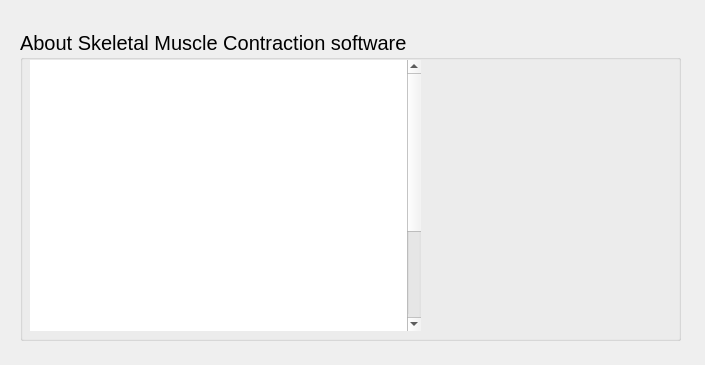
This is rsc/ui/about.ui in KarinaKarenik/Skeletal-Muscle-Contraction-Lab as Qt 5 draws it before an edit. The edited form follows.
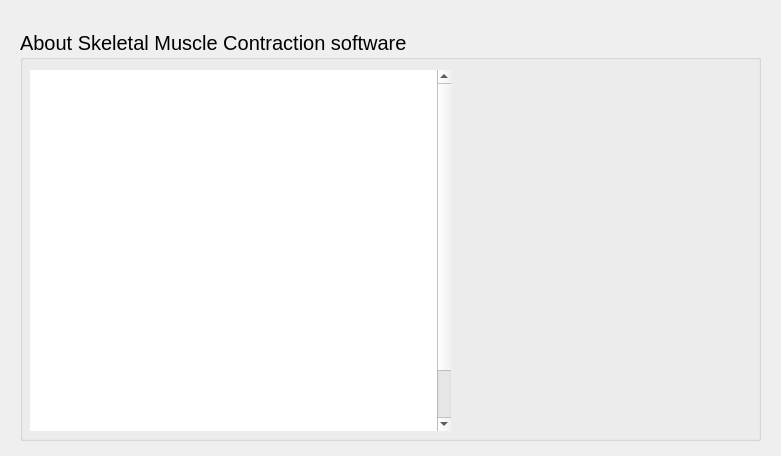
This is the edited form. Icons and pictures are not drawn.

```diff
--- a/rsc/ui/about.ui
+++ b/rsc/ui/about.ui
@@ -6,8 +6,8 @@
    <rect>
     <x>0</x>
     <y>0</y>
-    <width>705</width>
-    <height>365</height>
+    <width>781</width>
+    <height>456</height>
    </rect>
   </property>
   <property name="windowTitle">
@@ -18,8 +18,8 @@
     <rect>
      <x>20</x>
      <y>30</y>
-     <width>661</width>
-     <height>311</height>
+     <width>741</width>
+     <height>411</height>
     </rect>
    </property>
    <property name="font">
@@ -34,9 +34,9 @@
     <property name="geometry">
      <rect>
       <x>10</x>
-      <y>30</y>
-      <width>391</width>
-      <height>271</height>
+      <y>40</y>
+      <width>421</width>
+      <height>361</height>
      </rect>
     </property>
     <property name="font">
@@ -64,8 +64,8 @@
    <widget class="QLabel" name="labelImage">
     <property name="geometry">
      <rect>
-      <x>450</x>
-      <y>30</y>
+      <x>490</x>
+      <y>60</y>
       <width>161</width>
       <height>71</height>
      </rect>
@@ -83,8 +83,8 @@
    <widget class="QLabel" name="labelImage_2">
     <property name="geometry">
      <rect>
-      <x>410</x>
-      <y>110</y>
+      <x>450</x>
+      <y>160</y>
       <width>241</width>
       <height>31</height>
      </rect>
@@ -102,8 +102,8 @@
    <widget class="QLabel" name="labelImage_3">
     <property name="geometry">
      <rect>
-      <x>470</x>
-      <y>150</y>
+      <x>510</x>
+      <y>220</y>
       <width>141</width>
       <height>41</height>
      </rect>
@@ -121,8 +121,8 @@
    <widget class="QLabel" name="labelImage_4">
     <property name="geometry">
      <rect>
-      <x>470</x>
-      <y>210</y>
+      <x>510</x>
+      <y>290</y>
       <width>141</width>
       <height>41</height>
      </rect>
```
